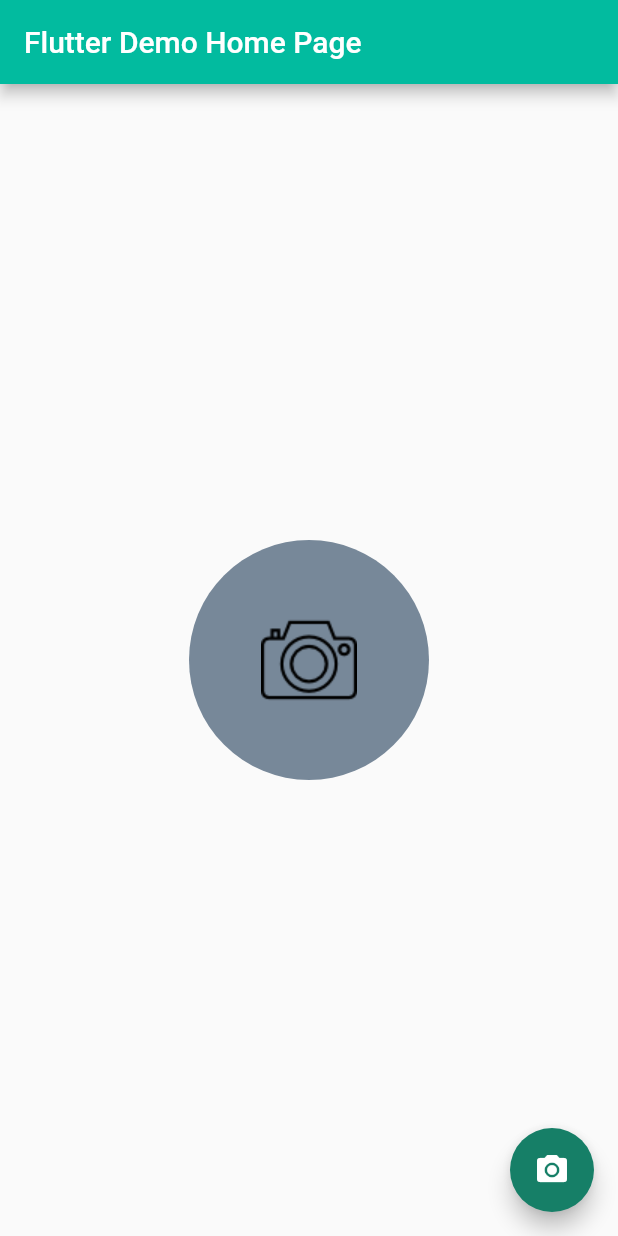
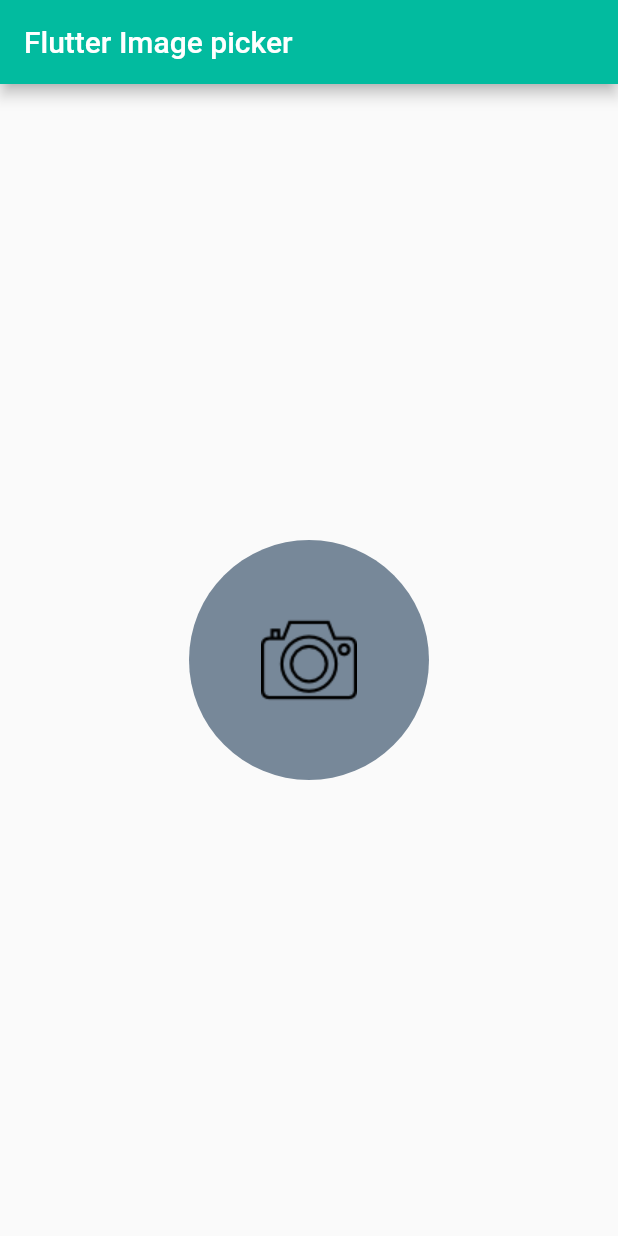
Before and after one commit to DeveloperLibs/flutter_image_ppicker, a Flutter app: the screen it shows after launch, on a phone screen of 412 x 824 dp. Run offline on Flutter 3.47's test engine with Material 2 defaults, Android fonts, the phone set to English and light mode, and no system bars; our stand-ins replace image_cropper, image_picker.

Commit message:
updated button

```diff
--- a/lib/home_screen.dart
+++ b/lib/home_screen.dart
@@ -1,6 +1,7 @@
 import 'dart:io';
 
 import 'package:flutter/material.dart';
+import 'package:flutter_image_ppicker/image_picker_handler.dart';
 import 'package:flutter_image_ppicker/image_picker_dialog.dart';
 
 class HomeScreen extends StatefulWidget {
@@ -12,12 +13,11 @@ class HomeScreen extends StatefulWidget {
 }
 
 class _HomeScreenState extends State<HomeScreen>
-    with TickerProviderStateMixin, ImagePickerListener {
+    with TickerProviderStateMixin,ImagePickerListener{
+
   File _image;
   AnimationController _controller;
-
-
-  ImagePickerDialog imagePicker;
+  ImagePickerHandler imagePicker;
 
   @override
   void initState() {
@@ -27,8 +27,8 @@ class _HomeScreenState extends State<HomeScreen>
       duration: const Duration(milliseconds: 500),
     );
 
-    imagePicker = new ImagePickerDialog(this, _controller);
-    imagePicker.initState();
+    imagePicker=new ImagePickerHandler(this,_controller);
+    imagePicker.init();
 
   }
 
@@ -46,17 +46,17 @@ class _HomeScreenState extends State<HomeScreen>
       appBar: new AppBar(
         title: new Text(widget.title,
         style: new TextStyle(
-
           color: Colors.white
         ),
         ),
       ),
       body: new GestureDetector(
-        onTap: () => imagePicker.getImage(context),
+        onTap: () => imagePicker.showDialog(context),
         child: new Center(
           child: _image == null
               ? new Stack(
                   children: <Widget>[
+
                     new Center(
                       child: new CircleAvatar(
                         radius: 80.0,
@@ -66,6 +66,7 @@ class _HomeScreenState extends State<HomeScreen>
                     new Center(
                       child: new Image.asset("assets/photo_camera.png"),
                     ),
+
                   ],
                 )
               : new Container(
@@ -85,11 +86,7 @@ class _HomeScreenState extends State<HomeScreen>
                 ),
         ),
       ),
-      floatingActionButton: new FloatingActionButton(
-        onPressed: ()=> imagePicker.getImage(context),
-        tooltip: 'Increment',
-        child: new Icon(Icons.photo_camera),
-      ),
+
     );
   }
 
@@ -99,4 +96,5 @@ class _HomeScreenState extends State<HomeScreen>
       this._image = _image;
     });
   }
+
 }
--- /dev/null
+++ b/lib/image_picker_handler.dart
@@ -0,0 +1,51 @@
+import 'dart:async';
+import 'dart:io';
+
+import 'package:flutter/material.dart';
+import 'package:flutter_image_ppicker/image_picker_dialog.dart';
+import 'package:image_cropper/image_cropper.dart';
+import 'package:image_picker/image_picker.dart';
+
+class ImagePickerHandler {
+  ImagePickerDialog imagePicker;
+  AnimationController _controller;
+  ImagePickerListener _listener;
+
+  ImagePickerHandler(this._listener, this._controller);
+
+  openCamera() async {
+    imagePicker.dismissDialog();
+    var image = await ImagePicker.pickImage(source: ImageSource.camera);
+    cropImage(image);
+  }
+
+  openGallery() async {
+    imagePicker.dismissDialog();
+    var image = await ImagePicker.pickImage(source: ImageSource.gallery);
+    cropImage(image);
+  }
+
+  void init() {
+    imagePicker = new ImagePickerDialog(this, _controller);
+    imagePicker.initState();
+  }
+
+  Future cropImage(File image) async {
+    File croppedFile = await ImageCropper.cropImage(
+      sourcePath: image.path,
+      ratioX: 1.0,
+      ratioY: 1.0,
+      maxWidth: 512,
+      maxHeight: 512,
+    );
+    _listener.userImage(croppedFile);
+  }
+
+  showDialog(BuildContext context) {
+    imagePicker.getImage(context);
+  }
+}
+
+abstract class ImagePickerListener {
+  userImage(File _image);
+}
--- a/lib/main.dart
+++ b/lib/main.dart
@@ -9,14 +9,14 @@ class MyApp extends StatelessWidget {
   Widget build(BuildContext context) {
     return new MaterialApp(
       debugShowCheckedModeBanner: false,
-      title: 'Flutter Demo',
+      title: 'Flutter Image picker',
       theme: new ThemeData(
         primaryColor: const Color(0xFF02BB9F),
         primaryColorDark: const Color(0xFF167F67),
         accentColor: const Color(0xFF167F67),
 
       ),
-      home: new HomeScreen(title: 'Flutter Demo Home Page'),
+      home: new HomeScreen(title: 'Flutter Image picker'),
     );
   }
 }
--- a/pubspec.yaml
+++ b/pubspec.yaml
@@ -5,8 +5,6 @@ dependencies:
   flutter:
     sdk: flutter
 
-  # The following adds the Cupertino Icons font to your application.
-  # Use with the CupertinoIcons class for iOS style icons.
   cupertino_icons: ^0.1.2
   image_picker: "^0.4.5"
   image_cropper: ^0.0.4
```
Also changed, not shown: lib/image_picker_dialog.dart (+16 -44 lines).
